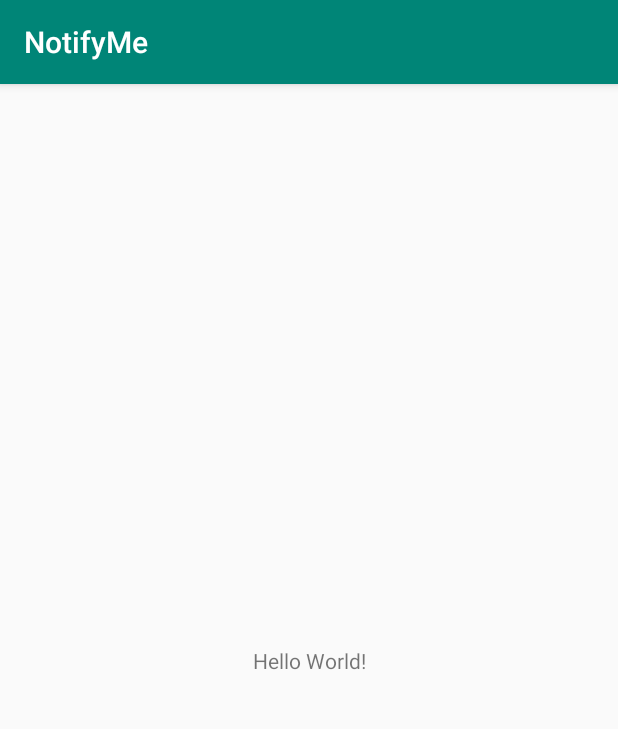
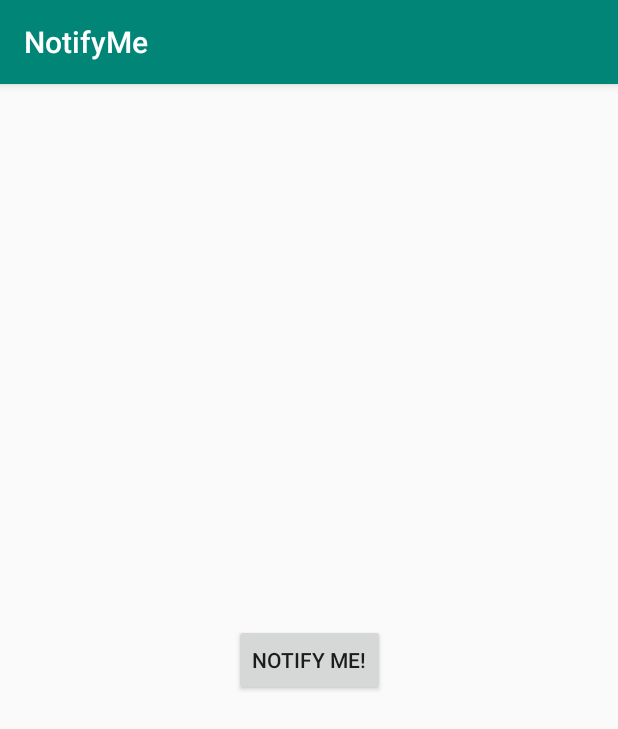
Before and after one commit to IsaacBevis123/NotifyMe, an Android app: the screen it shows after launch (MainActivity), on a phone screen of 412 x 824 dp. Shown: the top 729 px of the screen. Run offline under Robolectric (Android 15) with nearby library versions, the phone set to English and light mode, and no system bars.

Commit message:
Task 1 complete

```diff
--- a/app/src/main/java/com/example/notifyme/MainActivity.java
+++ b/app/src/main/java/com/example/notifyme/MainActivity.java
@@ -1,14 +1,67 @@
 package com.example.notifyme;
 
 import androidx.appcompat.app.AppCompatActivity;
+import androidx.core.app.NotificationCompat;
 
+import android.app.NotificationChannel;
+import android.app.NotificationManager;
+import android.app.PendingIntent;
+import android.content.Intent;
+import android.graphics.Color;
 import android.os.Bundle;
+import android.view.View;
+import android.widget.Button;
 
 public class MainActivity extends AppCompatActivity {
+
+    private static final String PRIMARY_CHANNEL_ID = "primary_notification_channel";
+    private NotificationManager mNotifyManager;
+    private static final int NOTIFICATION_ID = 0;
 
     @Override
     protected void onCreate(Bundle savedInstanceState) {
         super.onCreate(savedInstanceState);
         setContentView(R.layout.activity_main);
+
+        createNotificationChannel();
+    }
+
+    public void sendNotification(View view) {
+        NotificationCompat.Builder notifyBuilder = getNotificationBuilder();
+        mNotifyManager.notify(NOTIFICATION_ID, notifyBuilder.build());
+    }
+
+    public void createNotificationChannel() {
+        mNotifyManager = (NotificationManager)
+                getSystemService(NOTIFICATION_SERVICE);
+
+        if (android.os.Build.VERSION.SDK_INT >=
+                android.os.Build.VERSION_CODES.O) {
+            // Create a NotificationChannel
+            NotificationChannel notificationChannel = new NotificationChannel(PRIMARY_CHANNEL_ID,
+                    "Mascot Notification", NotificationManager.IMPORTANCE_HIGH);
+
+            notificationChannel.enableLights(true);
+            notificationChannel.setLightColor(Color.RED);
+            notificationChannel.enableVibration(true);
+            notificationChannel.setDescription("Notification from Mascot");
+            mNotifyManager.createNotificationChannel(notificationChannel);
+        }
+    }
+
+    private NotificationCompat.Builder getNotificationBuilder(){
+        Intent notificationIntent = new Intent(this, MainActivity.class);
+        PendingIntent notificationPendingIntent = PendingIntent.getActivity(this,
+                NOTIFICATION_ID, notificationIntent, PendingIntent.FLAG_UPDATE_CURRENT);
+
+        NotificationCompat.Builder notifyBuilder = new NotificationCompat.Builder(this, PRIMARY_CHANNEL_ID)
+                .setContentTitle("You've been notified!")
+                .setContentText("This is your notification text.")
+                .setSmallIcon(R.drawable.ic_android)
+                .setContentIntent(notificationPendingIntent)
+                .setAutoCancel(true)
+                .setPriority(NotificationCompat.PRIORITY_HIGH)
+                .setDefaults(NotificationCompat.DEFAULT_ALL);
+        return notifyBuilder;
     }
 }
--- /dev/null
+++ b/app/src/main/res/drawable-anydpi-v24/ic_android.xml
@@ -0,0 +1,13 @@
+<vector xmlns:android="http://schemas.android.com/apk/res/android"
+    android:width="24dp"
+    android:height="24dp"
+    android:viewportWidth="26.086956"
+    android:viewportHeight="26.086956"
+    android:tint="#FFFFFF">
+  <group android:translateX="1.0434783"
+      android:translateY="1.0434783">
+      <path
+          android:fillColor="#FF000000"
+          android:pathData="M6,18c0,0.55 0.45,1 1,1h1v3.5c0,0.83 0.67,1.5 1.5,1.5s1.5,-0.67 1.5,-1.5L11,19h2v3.5c0,0.83 0.67,1.5 1.5,1.5s1.5,-0.67 1.5,-1.5L16,19h1c0.55,0 1,-0.45 1,-1L18,8L6,8v10zM3.5,8C2.67,8 2,8.67 2,9.5v7c0,0.83 0.67,1.5 1.5,1.5S5,17.33 5,16.5v-7C5,8.67 4.33,8 3.5,8zM20.5,8c-0.83,0 -1.5,0.67 -1.5,1.5v7c0,0.83 0.67,1.5 1.5,1.5s1.5,-0.67 1.5,-1.5v-7c0,-0.83 -0.67,-1.5 -1.5,-1.5zM15.53,2.16l1.3,-1.3c0.2,-0.2 0.2,-0.51 0,-0.71 -0.2,-0.2 -0.51,-0.2 -0.71,0l-1.48,1.48C13.85,1.23 12.95,1 12,1c-0.96,0 -1.86,0.23 -2.66,0.63L7.85,0.15c-0.2,-0.2 -0.51,-0.2 -0.71,0 -0.2,0.2 -0.2,0.51 0,0.71l1.31,1.31C6.97,3.26 6,5.01 6,7h12c0,-1.99 -0.97,-3.75 -2.47,-4.84zM10,5L9,5L9,4h1v1zM15,5h-1L14,4h1v1z"/>
+  </group>
+</vector>
--- a/app/src/main/res/layout/activity_main.xml
+++ b/app/src/main/res/layout/activity_main.xml
@@ -6,13 +6,15 @@
     android:layout_height="match_parent"
     tools:context=".MainActivity">
 
-    <TextView
-        android:layout_width="wrap_content"
-        android:layout_height="wrap_content"
-        android:text="Hello World!"
-        app:layout_constraintBottom_toBottomOf="parent"
-        app:layout_constraintLeft_toLeftOf="parent"
-        app:layout_constraintRight_toRightOf="parent"
-        app:layout_constraintTop_toTopOf="parent" />
+<Button
+    android:id="@+id/notify"
+    android:layout_width="wrap_content"
+    android:layout_height="wrap_content"
+    android:text="@string/notify_me"
+    android:onClick="sendNotification"
+    app:layout_constraintBottom_toBottomOf="parent"
+    app:layout_constraintLeft_toLeftOf="parent"
+    app:layout_constraintRight_toRightOf="parent"
+    app:layout_constraintTop_toTopOf="parent"/>
 
 </androidx.constraintlayout.widget.ConstraintLayout>
--- a/app/src/main/res/values/strings.xml
+++ b/app/src/main/res/values/strings.xml
@@ -1,3 +1,4 @@
 <resources>
     <string name="app_name">NotifyMe</string>
+    <string name="notify_me">Notify Me!</string>
 </resources>
```
Also changed, not shown: app/src/main/res/drawable-hdpi/ic_android.png (added), app/src/main/res/drawable-mdpi/ic_android.png (added), app/src/main/res/drawable-xhdpi/ic_android.png (added), app/src/main/res/drawable-xxhdpi/ic_android.png (added).
